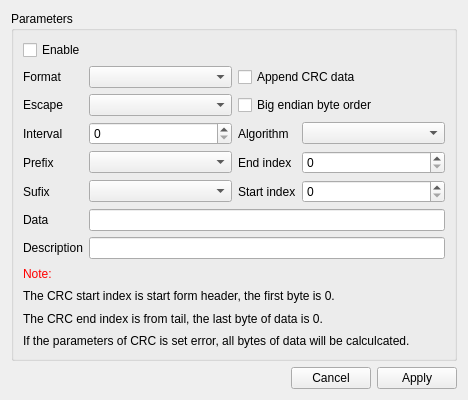
This is Source/Tools/ToolsUI/xToolsEmitterToolUiEditor.ui in x-tools-author/x-tools as Qt 5 draws it before an edit. The edited form follows.
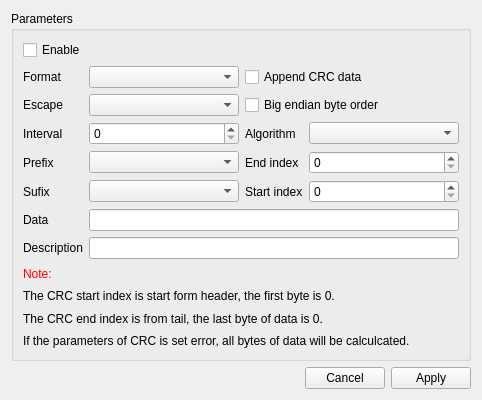
This is the edited form. Custom widgets are drawn as their Qt base class.

```diff
--- a/Source/Tools/ToolsUI/xToolsEmitterToolUiEditor.ui
+++ b/Source/Tools/ToolsUI/xToolsEmitterToolUiEditor.ui
@@ -6,7 +6,7 @@
    <rect>
     <x>0</x>
     <y>0</y>
-    <width>468</width>
+    <width>482</width>
     <height>400</height>
    </rect>
   </property>
```
Left out of the diff: 4 changed lines with no effect on the pictures.
